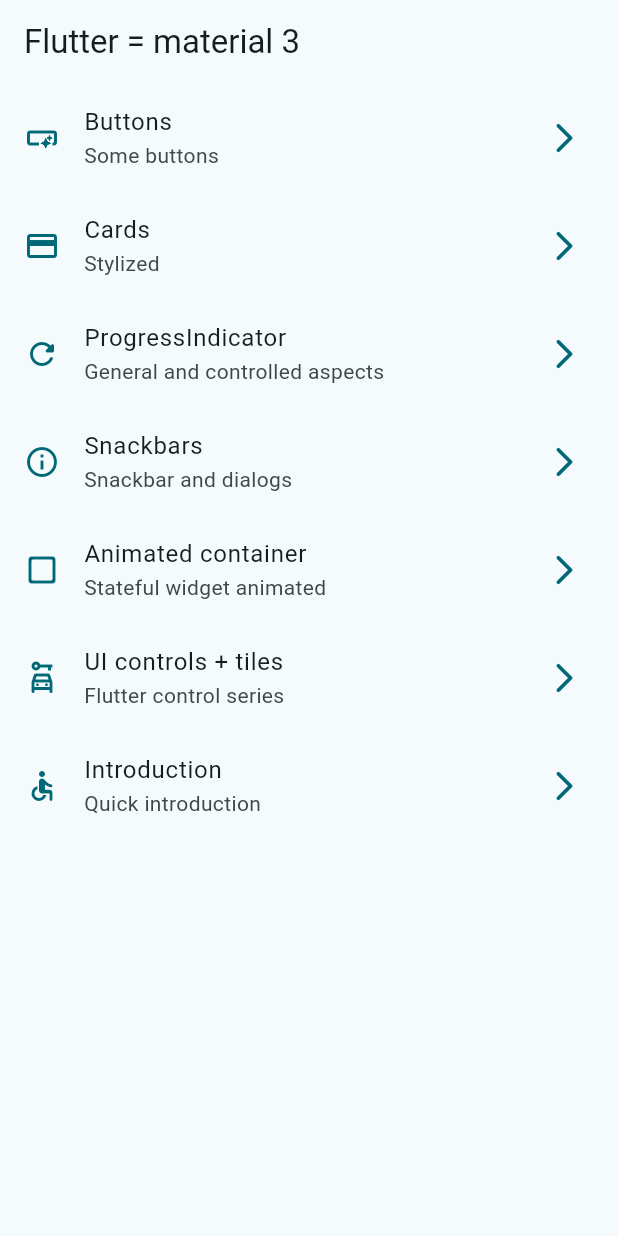
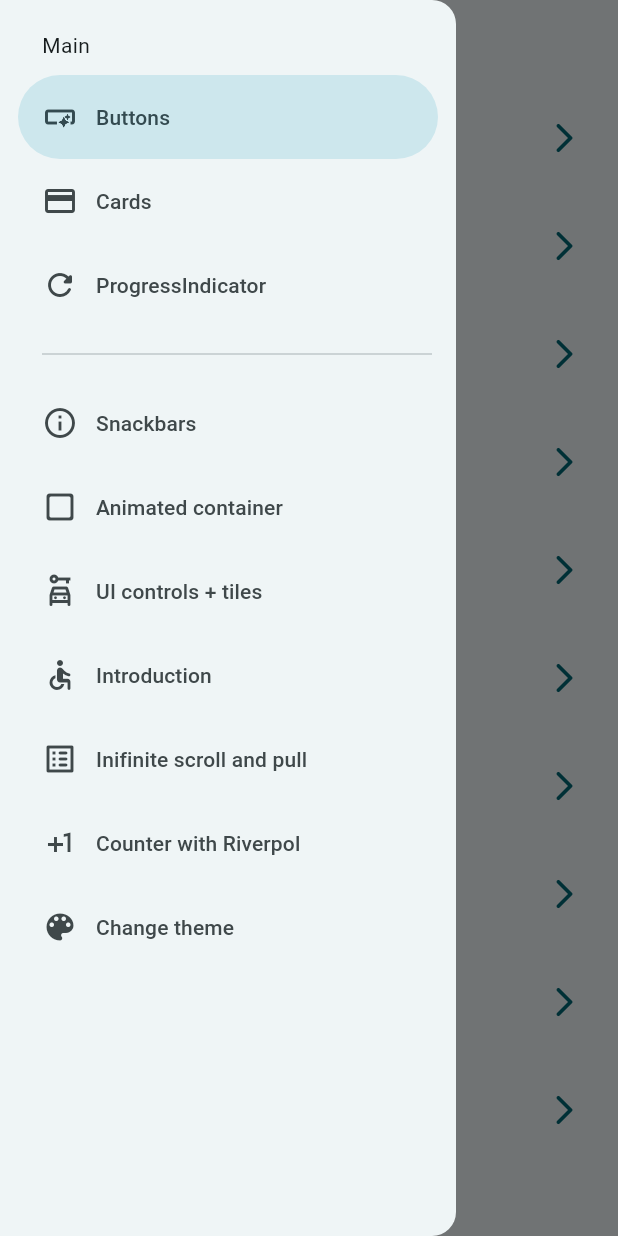
Before and after one commit to Juan211443/Flutter_widgets_app, a Flutter app: the screen it shows after launch, with the side drawer open (before the commit the screen has no drawer), on a phone screen of 412 x 824 dp. Run offline on Flutter 3.47's test engine with Material 3 defaults, Android fonts, the phone set to English and light mode, and no system bars; our stand-ins replace animate_do, flutter_riverpod, go_router.

```diff
--- a/lib/config/menu/menu_items.dart
+++ b/lib/config/menu/menu_items.dart
@@ -57,4 +57,22 @@ const appMenuItems = <MenuItems>[
     link: '/app_tutorial',
     icon: Icons.accessible_rounded,
   ),
+  MenuItems(
+    title: 'Inifinite scroll and pull',
+    subTitle: 'Infinite list and pull to refresh',
+    link: '/infinite_scroll',
+    icon: Icons.list_alt_rounded,
+  ),
+  MenuItems(
+    title: 'Counter with Riverpol',
+    subTitle: 'Using riverpol',
+    link: '/counter',
+    icon: Icons.plus_one,
+  ),
+  MenuItems(
+    title: 'Change theme',
+    subTitle: 'change application theme',
+    link: '/theme_changer',
+    icon: Icons.color_lens,
+  ),
 ];
--- a/lib/config/router/app_router.dart
+++ b/lib/config/router/app_router.dart
@@ -1,4 +1,5 @@
 import 'package:go_router/go_router.dart';
+import 'package:widgets_app/presentation/screens/counter/counter_screen.dart';
 import 'package:widgets_app/presentation/screens/screens.dart';
 
 final appRouter = GoRouter(
@@ -44,5 +45,20 @@ final appRouter = GoRouter(
       name: AppTutorialScreen.name,
       builder: (context, state) => const AppTutorialScreen(),
     ),
+    GoRoute(
+      path: '/infinite_scroll',
+      name: InfiniteScrollScreen.name,
+      builder: (context, state) => const InfiniteScrollScreen(),
+    ),
+    GoRoute(
+      path: '/counter',
+      name: CounterScreen.name,
+      builder: (context, state) => const CounterScreen(),
+    ),
+    GoRoute(
+      path: '/theme_changer',
+      name: ThemeChangerScreen.name,
+      builder: (context, state) => const ThemeChangerScreen(),
+    ),
   ],
 );
--- a/lib/config/theme/app_theme.dart
+++ b/lib/config/theme/app_theme.dart
@@ -8,12 +8,13 @@ const colorList = <Color>[
   Colors.red,
   Colors.teal,
   Colors.pink,
+  Colors.orange,
 ];
 
 class AppTheme {
   final int selectedColor;
-
-  AppTheme({this.selectedColor = 0})
+  final bool isDarkmode;
+  AppTheme({this.isDarkmode = false, this.selectedColor = 0})
     : assert(
         selectedColor >= 0 || selectedColor <= colorList.length,
         'Select a color between 0 - 6',
@@ -21,6 +22,7 @@ class AppTheme {
 
   ThemeData getTheme() => ThemeData(
     useMaterial3: true,
+    brightness: isDarkmode ? Brightness.dark : Brightness.light,
     colorSchemeSeed: colorList[selectedColor],
     appBarTheme: const AppBarTheme(centerTitle: false),
   );
--- a/lib/main.dart
+++ b/lib/main.dart
@@ -1,21 +1,30 @@
 import 'package:flutter/material.dart';
+import 'package:flutter_riverpod/flutter_riverpod.dart';
 import 'package:widgets_app/config/router/app_router.dart';
 import 'package:widgets_app/config/theme/app_theme.dart';
+import 'package:widgets_app/presentation/providers/theme_provider.dart';
 
 void main() {
-  runApp(const MainApp());
+  runApp(const ProviderScope(child: MainApp()));
 }
 
-class MainApp extends StatelessWidget {
+class MainApp extends ConsumerWidget {
   const MainApp({super.key});
 
   @override
-  Widget build(BuildContext context) {
+  Widget build(BuildContext context, WidgetRef ref) {
+    final int selectedColor = ref.watch(selectedColorsProvider);
+    final bool isDarkmode = ref.watch(isDarkModeProvider);
+
     return MaterialApp.router(
       title: 'Flutter widgets app',
       routerConfig: appRouter,
       debugShowCheckedModeBanner: false,
-      theme: AppTheme(selectedColor: 0).getTheme(),
+      theme:
+          AppTheme(
+            selectedColor: selectedColor,
+            isDarkmode: isDarkmode,
+          ).getTheme(),
     );
   }
 }
--- /dev/null
+++ b/lib/presentation/providers/counter_provider.dart
@@ -0,0 +1,3 @@
+import 'package:flutter_riverpod/flutter_riverpod.dart';
+
+final counterProvider = StateProvider((ref) => 0);
--- /dev/null
+++ b/lib/presentation/providers/theme_provider.dart
@@ -0,0 +1,8 @@
+import 'package:flutter_riverpod/flutter_riverpod.dart';
+import 'package:widgets_app/config/theme/app_theme.dart';
+
+final isDarkModeProvider = StateProvider((ref) => false);
+
+final colorListProvider = Provider((ref) => colorList);
+
+final selectedColorsProvider = StateProvider((ref) => 0);
--- a/lib/presentation/screens/home/home_screen.dart
+++ b/lib/presentation/screens/home/home_screen.dart
@@ -1,6 +1,7 @@
 import 'package:flutter/material.dart';
 import 'package:go_router/go_router.dart';
 import 'package:widgets_app/config/menu/menu_items.dart';
+import 'package:widgets_app/presentation/widgets/side_menu.dart';
 
 class HomeScreen extends StatelessWidget {
   static const String name = 'home_screen';
@@ -8,9 +9,13 @@ class HomeScreen extends StatelessWidget {
 
   @override
   Widget build(BuildContext context) {
+    final scaffoldKey = GlobalKey<ScaffoldState>();
+
     return Scaffold(
+      key: scaffoldKey,
       appBar: AppBar(title: const Text('Flutter = material 3')),
       body: _HomeView(),
+      drawer: SideMenu(scaffoldKey: scaffoldKey),
     );
   }
 }
@@ -45,7 +50,6 @@ class _CustomListTitle extends StatelessWidget {
       title: Text(menuItem.title),
       subtitle: Text(menuItem.subTitle),
       onTap: () {
-
         //Navigation system from flutter
 
         // Navigator.of(
--- a/lib/presentation/screens/screens.dart
+++ b/lib/presentation/screens/screens.dart
@@ -6,4 +6,5 @@ export 'package:widgets_app/presentation/screens/home/home_screen.dart';
 export 'package:widgets_app/presentation/screens/infinite_scroll/infinite_scroll_screen.dart';
 export 'package:widgets_app/presentation/screens/progress/progress_screen.dart';
 export 'package:widgets_app/presentation/screens/snackbars/snackbar_screen.dart';
+export 'package:widgets_app/presentation/screens/theme_changer/theme_changer_screen.dart';
 export 'package:widgets_app/presentation/screens/ui_controls/ui_controls_screen.dart';
--- /dev/null
+++ b/lib/presentation/widgets/side_menu.dart
@@ -0,0 +1,55 @@
+import 'package:flutter/material.dart';
+import 'package:go_router/go_router.dart';
+import 'package:widgets_app/config/menu/menu_items.dart';
+
+class SideMenu extends StatefulWidget {
+  const SideMenu({super.key, required this.scaffoldKey});
+  final GlobalKey<ScaffoldState> scaffoldKey;
+
+  @override
+  State<SideMenu> createState() => _SideMenuState();
+}
+
+class _SideMenuState extends State<SideMenu> {
+  int navDrawerIndex = 0;
+
+  @override
+  Widget build(BuildContext context) {
+    final hasNotch = MediaQuery.of(context).viewPadding.top > 35;
+
+    return NavigationDrawer(
+      selectedIndex: navDrawerIndex,
+      onDestinationSelected: (value) {
+        setState(() {
+          navDrawerIndex = value;
+        });
+        final menuItem = appMenuItems[value];
+        context.push(menuItem.link);
+        widget.scaffoldKey.currentState?.closeDrawer();
+      },
+      children: [
+        Padding(
+          padding: EdgeInsets.fromLTRB(28, hasNotch ? 10 : 20, 16, 10),
+          child: const Text('Main'),
+        ),
+        ...appMenuItems
+            .sublist(0, 3)
+            .map(
+              (item) => NavigationDrawerDestination(
+                icon: Icon(item.icon),
+                label: Text(item.title),
+              ),
+            ),
+        Padding(padding: EdgeInsets.fromLTRB(28, 10, 16, 10), child: Divider()),
+        ...appMenuItems
+            .sublist(3)
+            .map(
+              (item) => NavigationDrawerDestination(
+                icon: Icon(item.icon),
+                label: Text(item.title),
+              ),
+            ),
+      ],
+    );
+  }
+}
--- a/pubspec.yaml
+++ b/pubspec.yaml
@@ -10,7 +10,9 @@ dependencies:
   animate_do: ^4.2.0
   flutter:
     sdk: flutter
+  flutter_riverpod: ^2.6.1
   go_router: ^16.0.0
+  http: ^1.4.0
 
 dev_dependencies:
   flutter_lints: ^5.0.0
```
Also changed, not shown: lib/presentation/screens/counter/counter_screen.dart (added, +44 -0 lines), lib/presentation/screens/infinite_scroll/infinite_scroll_screen.dart (+114 -2 lines), lib/presentation/screens/theme_changer/theme_changer_screen.dart (added, +56 -0 lines), pubspec.lock.
